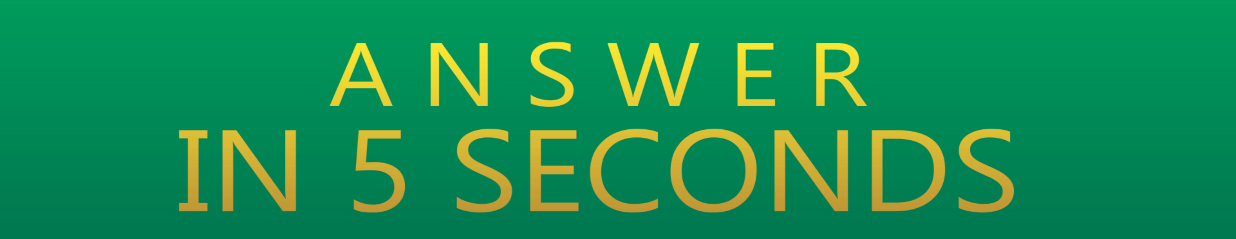
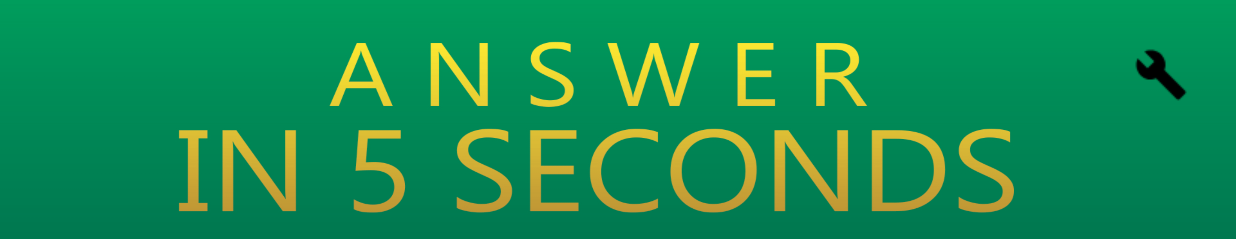
Before and after one commit to CyberNut/FiveSeconds, an Android app: the screen it shows after launch (StartActivity), on a phone screen of 824 x 412 dp (held sideways). Shown: the top 239 px of the screen. Run offline under Robolectric (Android 15) with nearby library versions, the phone set to English and light mode, and no system bars; our stand-ins replace data binding.

Commit message:
language settings

```diff
--- a/app/src/main/java/ru/cybernut/fiveseconds/FiveSecondsApplication.java
+++ b/app/src/main/java/ru/cybernut/fiveseconds/FiveSecondsApplication.java
@@ -2,25 +2,40 @@ package ru.cybernut.fiveseconds;
 
 import android.app.Application;
 import android.content.Context;
+import android.content.SharedPreferences;
+import android.content.res.Configuration;
+import android.preference.PreferenceManager;
 
 import java.util.Arrays;
 import java.util.Locale;
 
 public class FiveSecondsApplication extends Application {
 
+    public static final String PREF_LANGUAGE = "lang";
+    public static final String PREF_DEFAULT_GAME_TYPE = "default_game_type";
+    public static final String PREF_ADD_TIME_VALUE = "additional_time_value";
+    public static final String PREF_DEFAULT_NUMBER_OF_QUESTIONS = "default_number_of_questions";
+
     private static final String SOUNDS_FOLDER = "/Sounds/";
     private static final String[] supportLanguages = new String[] {"en", "ru", "es"};
     private static final String defaultLanguage = "en";
     private static String language;
     private static String soundFolderPath;
+    private static String externalFilesDirPath;
     private static Context appContext;
 
     @Override
     public void onCreate() {
         super.onCreate();
+        appContext = getApplicationContext();
+        externalFilesDirPath = getExternalFilesDir(null).toString() ;
+        loadLocaleSetting();
+    }
+
+    private static void updateLocaleSettings() {
+
         language = getLocale();
-        soundFolderPath = getExternalFilesDir(null) + SOUNDS_FOLDER + language + "/";
-        appContext = getApplicationContext();
+        soundFolderPath = externalFilesDirPath + SOUNDS_FOLDER + language + "/";
     }
 
     public static String getLanguage() {
@@ -31,8 +46,22 @@ public class FiveSecondsApplication extends Application {
         return soundFolderPath;
     }
 
+    private void loadLocaleSetting() {
+        language = getLocale();
+        Locale locale = new Locale(language);
+        Locale.setDefault(locale);
+        Configuration config = new Configuration();
+        config.locale = locale;
+        appContext.getApplicationContext().getResources().updateConfiguration(config, null);
+        updateLanguage();
+    }
+
     private static String getLocale() {
-        String currentLanguage = Locale.getDefault().getLanguage();
+        SharedPreferences sharedPreferences = PreferenceManager.getDefaultSharedPreferences(appContext);
+        String currentLanguage = sharedPreferences.getString(PREF_LANGUAGE, null);
+        if(currentLanguage == null) {
+            currentLanguage = Locale.getDefault().getLanguage();
+        }
 
         if( Arrays.binarySearch(FiveSecondsApplication.supportLanguages, currentLanguage) > 0) {
             return currentLanguage;
@@ -41,6 +70,22 @@ public class FiveSecondsApplication extends Application {
         }
     }
 
+    @Override
+    public void onConfigurationChanged(Configuration newConfig) {
+        super.onConfigurationChanged(newConfig);
+        Locale locale = new Locale(language);
+        Locale.setDefault(locale);
+        Configuration config = new Configuration();
+        config.locale = locale;
+        appContext.get
+        getBaseContext().getResources().updateConfiguration(config, null);
+
+    }
+
+    public static void updateLanguage() {
+        updateLocaleSettings();
+    }
+
     public static Context getAppContext() {
         return appContext;
     }
--- a/app/src/main/java/ru/cybernut/fiveseconds/StartFragment.java
+++ b/app/src/main/java/ru/cybernut/fiveseconds/StartFragment.java
@@ -54,15 +54,15 @@ public class StartFragment extends Fragment {
             }
         });
 
-//        settingsButton = binding.settingsButton;
-//        settingsButton.setOnClickListener(new View.OnClickListener() {
-//            @Override
-//            public void onClick(View v) {
-//                StartActivity activity = (StartActivity) getActivity();
-//                if ( activity!= null) {
-//                    activity.replaceFragment(new ru.cybernut.fiveseconds.MainGameSettingsFragment(), MAIN_GAME_SETTINGS_FRAGMENT);
-//                }
-//            }
-//        });
+        settingsButton = binding.settingsButton;
+        settingsButton.setOnClickListener(new View.OnClickListener() {
+            @Override
+            public void onClick(View v) {
+                StartActivity activity = (StartActivity) getActivity();
+                if ( activity!= null) {
+                    activity.replaceFragment(new ru.cybernut.fiveseconds.MainGameSettingsFragment(), MAIN_GAME_SETTINGS_FRAGMENT);
+                }
+            }
+        });
     }
 }
--- a/app/src/main/res/layout/start_fragment.xml
+++ b/app/src/main/res/layout/start_fragment.xml
@@ -46,5 +46,16 @@
             app:layout_constraintTop_toTopOf="parent"
             app:layout_constraintVertical_bias="0.75"
             app:srcCompat="@drawable/help_button" />
+
+        <ImageButton
+            android:id="@+id/settings_button"
+            android:layout_width="wrap_content"
+            android:layout_height="wrap_content"
+            android:layout_marginTop="32dp"
+            android:layout_marginEnd="32dp"
+            android:background="@null"
+            app:layout_constraintEnd_toEndOf="parent"
+            app:layout_constraintTop_toTopOf="parent"
+            app:srcCompat="@drawable/main_settings" />
     </android.support.constraint.ConstraintLayout>
 </layout>
--- a/app/src/main/res/values/strings.xml
+++ b/app/src/main/res/values/strings.xml
@@ -32,6 +32,7 @@
     <string name="sound_pack_is_not_available">Sounds pack for %s is not downloaded!</string>
     <string name="mobile_network_using_dialog_title">Confirm using mobile network.</string>
     <string name="internet_is_not_available">Internet isn\'t available</string>
+    <string name="change_settings_notice_label">For the changes to take effect, you must restart the application.</string>
     <string-array name="game_type_list">
         <item>Auto play sound</item>
         <item>Add time for reading</item>
```
Also changed, not shown: app/src/main/java/ru/cybernut/fiveseconds/MainGameSettingsFragment.java (+85 -19 lines), app/src/main/res/layout/main_settings_fragment.xml (+10 -0 lines), 1 other file.
